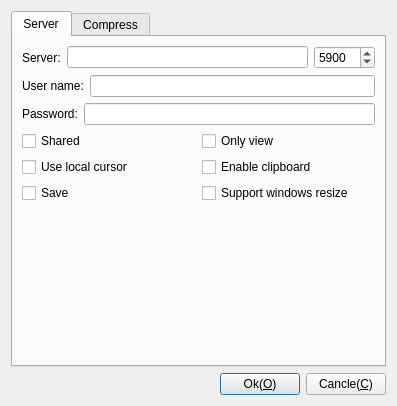
Old version of the form Viewer/Plugins/LibVnc/DlgSettingsLibVnc.ui in the repository KangLin/RabbitRemoteControl.
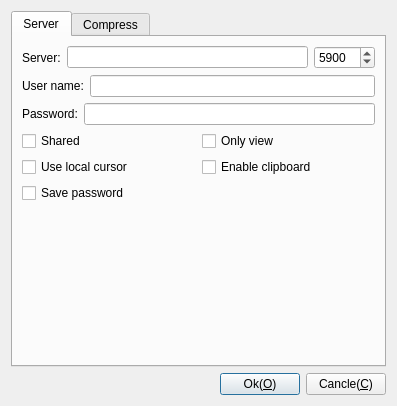
New version of the form.

Commit message: LibVnc: modify settings

What changed in the file:
```diff
--- a/Viewer/Plugins/LibVnc/DlgSettingsLibVnc.ui
+++ b/Viewer/Plugins/LibVnc/DlgSettingsLibVnc.ui
@@ -144,14 +144,7 @@
          <item row="0" column="0">
           <widget class="QCheckBox" name="cbSave">
            <property name="text">
-            <string>Save</string>
-           </property>
-          </widget>
-         </item>
-         <item row="0" column="1">
-          <widget class="QCheckBox" name="cbResizeWindows">
-           <property name="text">
-            <string>Support windows resize</string>
+            <string>Save password</string>
            </property>
           </widget>
          </item>
```
Left out of the diff: 2 changed lines with no effect on the pictures. The commit also changes 15 other files.
